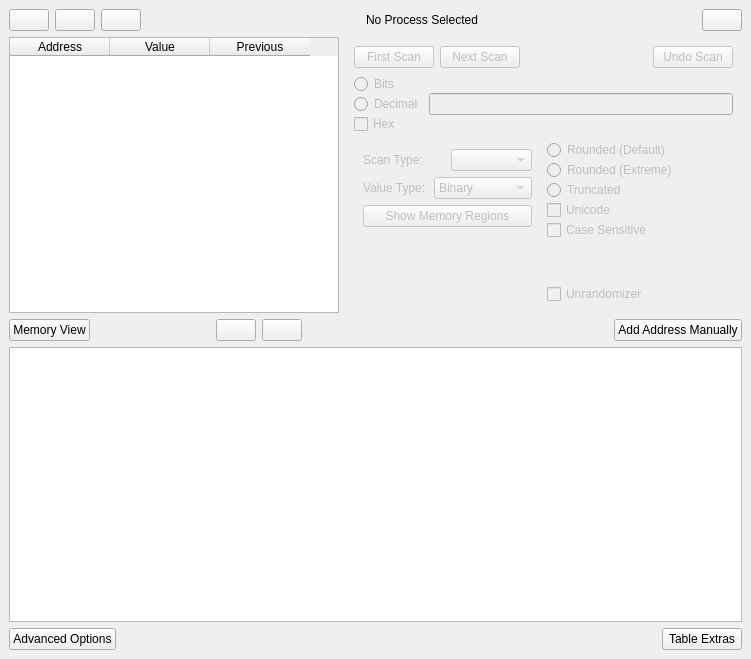
First picture: the form in mainwindow.ui, repository korcankaraokcu/PINCE, before the edit.
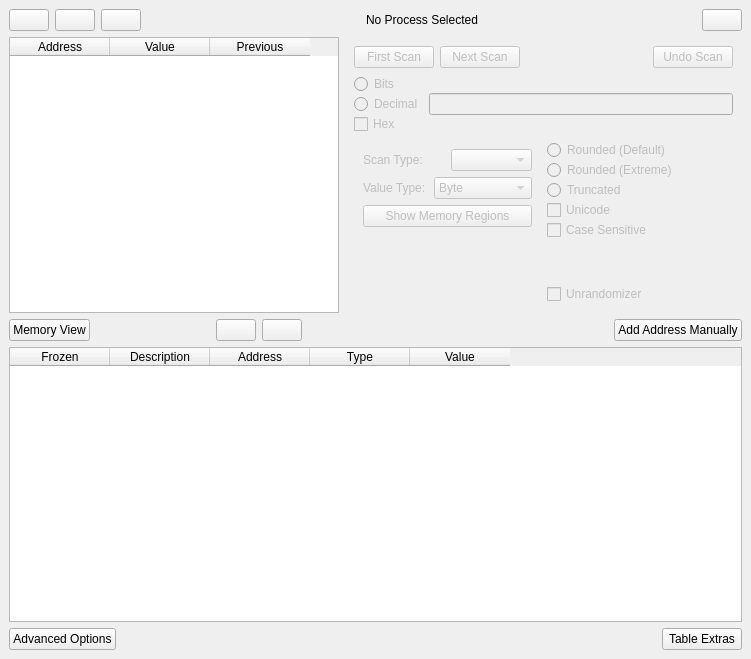
Second picture: the form after the edit.

Commit message: GUI update and code injection attempt Updated some minor things in GUI Created the injection object

```diff
--- a/mainwindow.ui
+++ b/mainwindow.ui
@@ -293,11 +293,6 @@
                 </item>
                 <item>
                  <widget class="QComboBox" name="comboBox_ValueType">
-                  <item>
-                   <property name="text">
-                    <string>Binary</string>
-                   </property>
-                  </item>
                   <item>
                    <property name="text">
                     <string>Byte</string>
@@ -525,7 +520,36 @@
      </layout>
     </item>
     <item>
-     <widget class="QTableWidget" name="tableWidget_2"/>
+     <widget class="QTableWidget" name="tableWidget_2">
+      <property name="editTriggers">
+       <set>QAbstractItemView::NoEditTriggers</set>
+      </property>
+      <column>
+       <property name="text">
+        <string>Frozen</string>
+       </property>
+      </column>
+      <column>
+       <property name="text">
+        <string>Description</string>
+       </property>
+      </column>
+      <column>
+       <property name="text">
+        <string>Address</string>
+       </property>
+      </column>
+      <column>
+       <property name="text">
+        <string>Type</string>
+       </property>
+      </column>
+      <column>
+       <property name="text">
+        <string>Value</string>
+       </property>
+      </column>
+     </widget>
     </item>
     <item>
      <layout class="QHBoxLayout" name="horizontalLayout_10">
```
Left out of the diff: 7 changed lines with no effect on the pictures. The commit also changes 3 other files.
